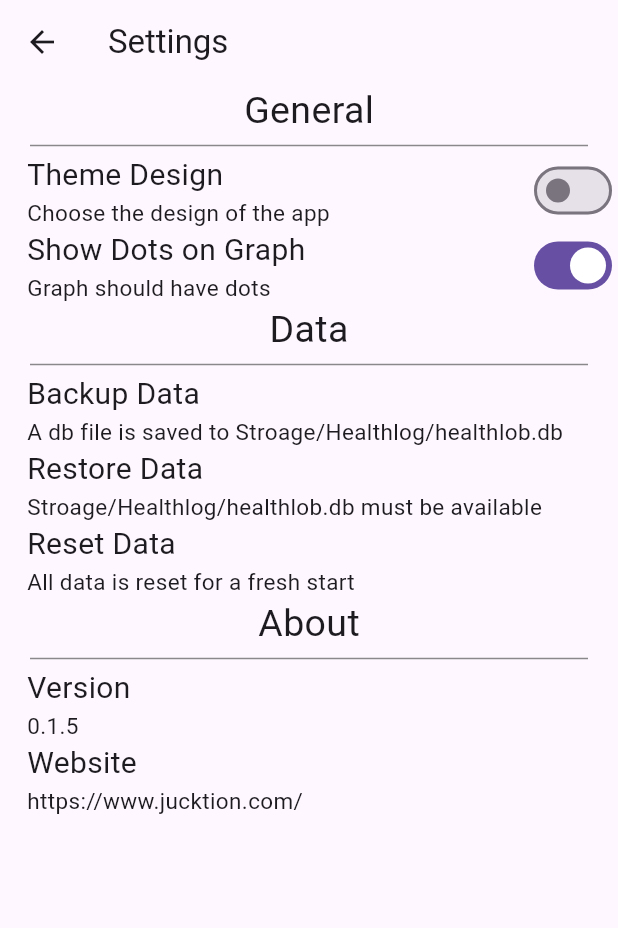
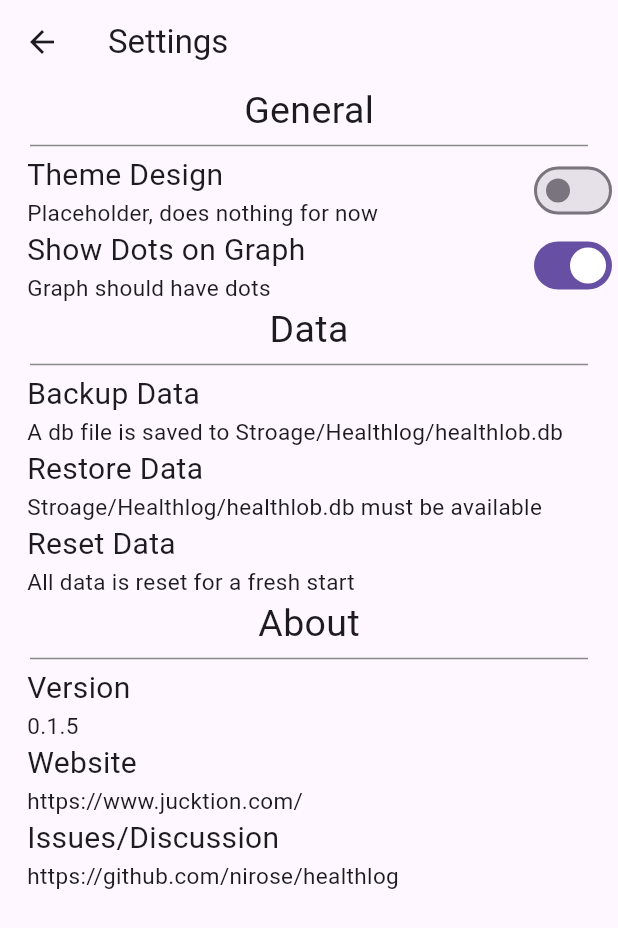
Before and after one commit to jucktion/healthlog, a Flutter app: the SettingScreen screen opened directly, on a phone screen of 412 x 824 dp. Shown: the top 928 px of the screen. Run offline on Flutter 3.47's test engine with Material 3 defaults, Android fonts, the phone set to English and light mode, and no system bars; our stand-ins replace fl_chart, permission_handler, shared_preferences, sqflite; accounts and stored records are empty.

Commit message:
url launcher in settings

```diff
--- a/lib/view/settings/settings.dart
+++ b/lib/view/settings/settings.dart
@@ -1,6 +1,7 @@
 import 'package:flutter/material.dart';
 import 'package:healthlog/data/db.dart';
 import 'package:shared_preferences/shared_preferences.dart';
+import 'package:url_launcher/url_launcher.dart';
 
 class SettingScreen extends StatefulWidget {
   const SettingScreen({super.key});
@@ -37,6 +38,12 @@ class _SettingScreenState extends State<SettingScreen> {
   //     _data = _prefs?.getString('first') ?? '';
   //   });
   // }
+
+  Future<void> _launchUrl(String url) async {
+    if (!await launchUrl(Uri.parse(url))) {
+      throw Exception('Could not launch $url');
+    }
+  }
 
   @override
   Widget build(BuildContext context) {
@@ -84,7 +91,7 @@ class _SettingScreenState extends State<SettingScreen> {
                       style: TextStyle(fontSize: 20),
                     ),
                     Text(
-                      'Choose the design of the app',
+                      'Placeholder, does nothing for now',
                       style: TextStyle(fontSize: 15),
                     ),
                   ],
@@ -234,23 +241,25 @@ class _SettingScreenState extends State<SettingScreen> {
   }
 
   Widget aboutSettings() {
-    return const SizedBox(
+    String homeUrl = 'https://www.jucktion.com';
+    String gitUrl = 'https://github.com/nirose/healthlog';
+    return SizedBox(
       child: Column(
         children: [
-          Text(
+          const Text(
             'About',
             style: TextStyle(
               fontSize: 25,
             ),
           ),
-          Divider(
+          const Divider(
             indent: 20,
             endIndent: 20,
             color: Colors.black45,
             thickness: 1,
             height: 10,
           ),
-          Row(
+          const Row(
             mainAxisAlignment: MainAxisAlignment.spaceBetween,
             children: [
               Padding(
@@ -271,7 +280,11 @@ class _SettingScreenState extends State<SettingScreen> {
               ),
             ],
           ),
-          Row(
+          InkWell(
+            onTap: () {
+              _launchUrl(homeUrl);
+            },
+            child: const Row(
               mainAxisAlignment: MainAxisAlignment.spaceBetween,
               children: [
                 Padding(
@@ -292,6 +305,33 @@ class _SettingScreenState extends State<SettingScreen> {
                 ),
               ],
             ),
+          ),
+          InkWell(
+            onTap: () {
+              _launchUrl(gitUrl);
+            },
+            child: const Row(
+              mainAxisAlignment: MainAxisAlignment.spaceBetween,
+              children: [
+                Padding(
+                  padding: EdgeInsets.only(left: 18.0),
+                  child: Column(
+                    crossAxisAlignment: CrossAxisAlignment.start,
+                    children: [
+                      Text(
+                        'Issues/Discussion',
+                        style: TextStyle(fontSize: 20),
+                      ),
+                      Text(
+                        'https://github.com/nirose/healthlog',
+                        style: TextStyle(fontSize: 15),
+                      ),
+                    ],
+                  ),
+                ),
+              ],
+            ),
+          ),
         ],
       ),
     );
--- a/pubspec.yaml
+++ b/pubspec.yaml
@@ -35,6 +35,7 @@ dependencies:
   fl_chart: ^0.68.0
   permission_handler: ^11.3.1
   shared_preferences: ^2.2.3
+  url_launcher: ^6.3.0
   #path_provider: ^2.1.2
 
 dev_dependencies:
```
Also changed, not shown: pubspec.lock, 5 other files. Lines whose indentation alone changed are shown as unchanged.
